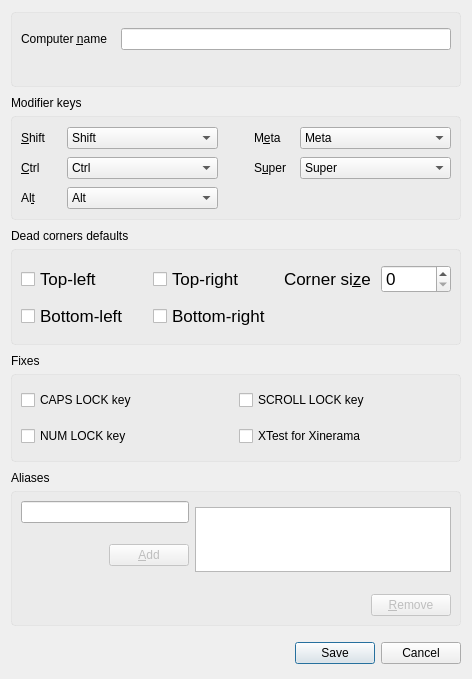
deskflow/deskflow, file src/gui/src/ScreenSettingsDialogBase.ui: the form before one commit.
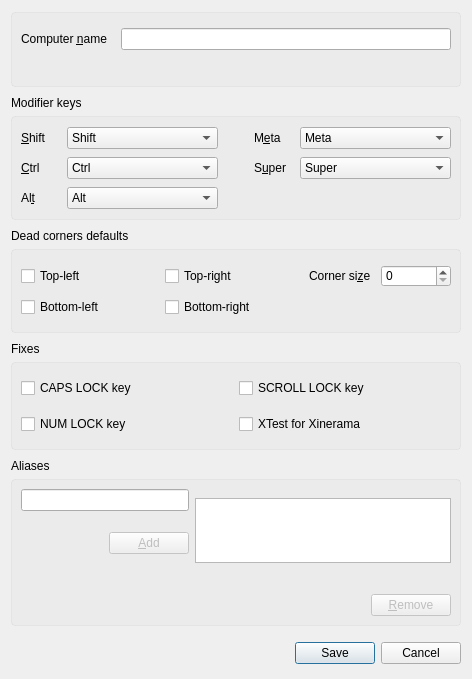
The form after the commit.

Commit message: SYNERGY-936 Fix font size

What changed in the file:
```diff
--- a/src/gui/src/ScreenSettingsDialogBase.ui
+++ b/src/gui/src/ScreenSettingsDialogBase.ui
@@ -524,11 +524,6 @@
           <height>0</height>
          </size>
         </property>
-        <property name="font">
-         <font>
-          <pointsize>13</pointsize>
-         </font>
-        </property>
         <property name="text">
          <string>Top-left</string>
         </property>
@@ -548,11 +543,6 @@
           <height>0</height>
          </size>
         </property>
-        <property name="font">
-         <font>
-          <pointsize>13</pointsize>
-         </font>
-        </property>
         <property name="text">
          <string>Bottom-right</string>
         </property>
@@ -572,11 +562,6 @@
           <height>0</height>
          </size>
         </property>
-        <property name="font">
-         <font>
-          <pointsize>13</pointsize>
-         </font>
-        </property>
         <property name="text">
          <string>Top-right</string>
         </property>
@@ -593,11 +578,6 @@
           <verstretch>0</verstretch>
          </sizepolicy>
         </property>
-        <property name="font">
-         <font>
-          <pointsize>13</pointsize>
-         </font>
-        </property>
         <property name="text">
          <string>Corner si&amp;ze</string>
         </property>
@@ -620,11 +600,6 @@
           <height>0</height>
          </size>
         </property>
-        <property name="font">
-         <font>
-          <pointsize>13</pointsize>
-         </font>
-        </property>
         <property name="text">
          <string>Bottom-left</string>
         </property>
@@ -644,11 +619,6 @@
           <height>0</height>
          </size>
         </property>
-        <property name="font">
-         <font>
-          <pointsize>13</pointsize>
-         </font>
-        </property>
        </widget>
       </item>
      </layout>
```
